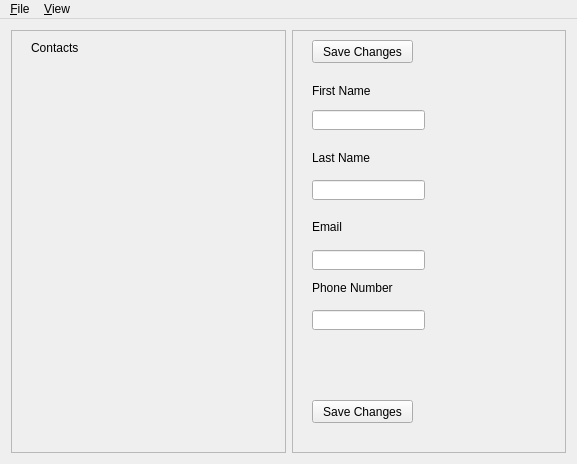
Before: the Qt Designer form contactfu_qt.ui in Sucalakafufu/contactfu-gui-qt, drawn with Qt 5.
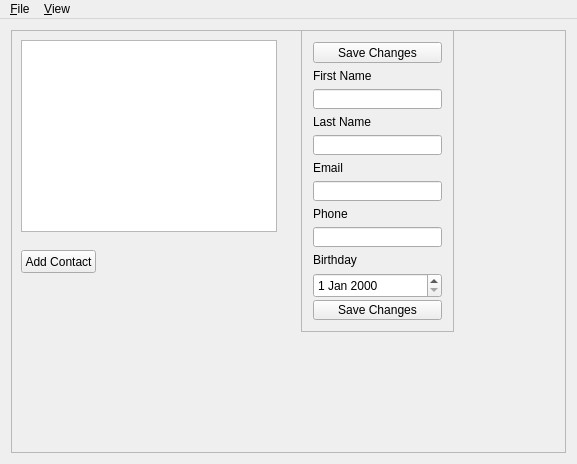
After: the same form once the commit is applied.

Commit message: contacts display now; contactInfo also displays and changes when the contact selected changes; layouts added

What changed in the file:
```diff
--- a/contactfu_qt.ui
+++ b/contactfu_qt.ui
@@ -26,148 +26,148 @@
       <property name="frameShadow">
        <enum>QFrame::Raised</enum>
       </property>
-      <widget class="QLabel" name="Contact_label">
+      <widget class="QListWidget" name="listing">
        <property name="geometry">
         <rect>
-         <x>20</x>
+         <x>10</x>
          <y>10</y>
-         <width>121</width>
-         <height>16</height>
+         <width>256</width>
+         <height>192</height>
         </rect>
        </property>
-       <property name="text">
-        <string>Contacts</string>
-       </property>
       </widget>
-      <zorder>Contact_label</zorder>
-      <zorder>contactInfo_frame</zorder>
-      <zorder>contactInfo_frame</zorder>
-     </widget>
-    </item>
-    <item>
-     <widget class="QFrame" name="contactInfo_frame">
-      <property name="frameShape">
-       <enum>QFrame::StyledPanel</enum>
-      </property>
-      <property name="frameShadow">
-       <enum>QFrame::Raised</enum>
-      </property>
-      <widget class="QLabel" name="label">
+      <widget class="QFrame" name="right">
        <property name="geometry">
         <rect>
-         <x>20</x>
-         <y>50</y>
-         <width>81</width>
-         <height>21</height>
+         <x>290</x>
+         <y>0</y>
+         <width>153</width>
+         <height>302</height>
         </rect>
        </property>
-       <property name="text">
-        <string>First Name</string>
+       <property name="frameShape">
+        <enum>QFrame::StyledPanel</enum>
        </property>
-      </widget>
-      <widget class="QLabel" name="label_2">
-       <property name="geometry">
-        <rect>
-         <x>20</x>
-         <y>120</y>
-         <width>81</width>
-         <height>16</height>
-        </rect>
+       <property name="frameShadow">
+        <enum>QFrame::Raised</enum>
        </property>
-       <property name="text">
-        <string>Last Name</string>
-       </property>
+       <layout class="QVBoxLayout" name="verticalLayout">
+        <item>
+         <widget class="QPushButton" name="saveButton1">
+          <property name="text">
+           <string>Save Changes</string>
+          </property>
+         </widget>
+        </item>
+        <item>
+         <widget class="QLabel" name="Fname_label">
+          <property name="text">
+           <string>First Name</string>
+          </property>
+         </widget>
+        </item>
+        <item>
+         <widget class="QLineEdit" name="Fname_lineEdit"/>
+        </item>
+        <item>
+         <widget class="QLabel" name="Lname_label">
+          <property name="text">
+           <string>Last Name</string>
+          </property>
+         </widget>
+        </item>
+        <item>
+         <widget class="QLineEdit" name="Lname_lineEdit"/>
+        </item>
+        <item>
+         <widget class="QLabel" name="Email_label">
+          <property name="text">
+           <string>Email</string>
+          </property>
+         </widget>
+        </item>
+        <item>
+         <widget class="QLineEdit" name="Email_lineEdit"/>
+        </item>
+        <item>
+         <widget class="QLabel" name="Phone_label">
+          <property name="text">
+           <string>Phone</string>
+          </property>
+         </widget>
+        </item>
+        <item>
+         <widget class="QLineEdit" name="Phone_lineEdit"/>
+        </item>
+        <item>
+         <widget class="QLabel" name="Birthday_label">
+          <property name="text">
+           <string>Birthday</string>
+          </property>
+         </widget>
+        </item>
+        <item>
+         <widget class="QDateEdit" name="Birthday_dateEdit">
+          <property name="sizePolicy">
+           <sizepolicy hsizetype="Minimum" vsizetype="Minimum">
+            <horstretch>0</horstretch>
+            <verstretch>0</verstretch>
+           </sizepolicy>
+          </property>
+          <property name="minimumSize">
+           <size>
+            <width>0</width>
+            <height>25</height>
+           </size>
+          </property>
+         </widget>
+        </item>
+        <item>
+         <spacer name="verticalSpacer_2">
+          <property name="orientation">
+           <enum>Qt::Vertical</enum>
+          </property>
+          <property name="sizeHint" stdset="0">
+           <size>
+            <width>20</width>
+            <height>40</height>
+           </size>
+          </property>
+         </spacer>
+        </item>
+        <item>
+         <spacer name="verticalSpacer">
+          <property name="orientation">
+           <enum>Qt::Vertical</enum>
+          </property>
+          <property name="sizeHint" stdset="0">
+           <size>
+            <width>20</width>
+            <height>40</height>
+           </size>
+          </property>
+         </spacer>
+        </item>
+        <item>
+         <widget class="QPushButton" name="saveButton2">
+          <property name="text">
+           <string>Save Changes</string>
+          </property>
+         </widget>
+        </item>
+       </layout>
       </widget>
-      <widget class="QLabel" name="label_3">
+      <widget class="QPushButton" name="addContact_button">
        <property name="geometry">
         <rect>
-         <x>20</x>
-         <y>190</y>
-         <width>46</width>
-         <height>14</height>
-        </rect>
-       </property>
-       <property name="text">
-        <string>Email</string>
-       </property>
-      </widget>
-      <widget class="QLabel" name="label_4">
-       <property name="geometry">
-        <rect>
-         <x>20</x>
-         <y>250</y>
-         <width>91</width>
-         <height>16</height>
-        </rect>
-       </property>
-       <property name="text">
-        <string>Phone Number</string>
-       </property>
-      </widget>
-      <widget class="QLineEdit" name="FirstName_lineEdit">
-       <property name="geometry">
-        <rect>
-         <x>20</x>
-         <y>80</y>
-         <width>113</width>
-         <height>20</height>
-        </rect>
-       </property>
-      </widget>
-      <widget class="QLineEdit" name="LastName_lineEdit">
-       <property name="geometry">
-        <rect>
-         <x>20</x>
-         <y>150</y>
-         <width>113</width>
-         <height>20</height>
-        </rect>
-       </property>
-      </widget>
-      <widget class="QLineEdit" name="Email_lineEdit">
-       <property name="geometry">
-        <rect>
-         <x>20</x>
+         <x>10</x>
          <y>220</y>
-         <width>113</width>
-         <height>20</height>
-        </rect>
-       </property>
-      </widget>
-      <widget class="QLineEdit" name="Phone_lineEdit">
-       <property name="geometry">
-        <rect>
-         <x>20</x>
-         <y>280</y>
-         <width>113</width>
-         <height>20</height>
-        </rect>
-       </property>
-      </widget>
-      <widget class="QPushButton" name="saveInfo_pushButton">
-       <property name="geometry">
-        <rect>
-         <x>20</x>
-         <y>10</y>
-         <width>101</width>
+         <width>75</width>
          <height>23</height>
         </rect>
        </property>
        <property name="text">
-        <string>Save Changes</string>
-       </property>
-      </widget>
-      <widget class="QPushButton" name="saveInfo2_pushButton">
-       <property name="geometry">
-        <rect>
-         <x>20</x>
-         <y>370</y>
-         <width>101</width>
-         <height>23</height>
-        </rect>
-       </property>
-       <property name="text">
-        <string>Save Changes</string>
+        <string>Add Contact</string>
        </property>
       </widget>
      </widget>
```
Left out of the diff: 2 changed lines with no effect on the pictures. The commit also changes 8 other files.
